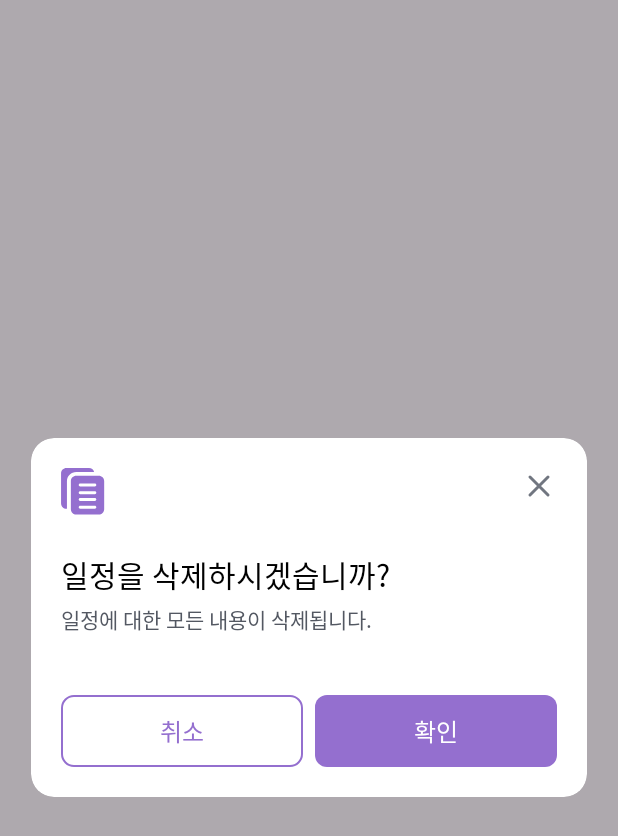
After one commit to nuyhus-m/yobi, an Android app: the ScheduleDeleteDialog screen opened through its navigation route, on a phone screen of 412 x 824 dp. The commit adds this screen. Shown: the top 836 px of the screen. Run offline under Robolectric (Android 15) with nearby library versions, the phone set to English and light mode, and no system bars; our stand-ins replace Dagger/Hilt's generated code, navigation-ui.

Commit message:
design: 일정 삭제 다이얼로그 구현

```diff
--- /dev/null
+++ b/Android/app/src/main/java/com/example/myapplication/ui/schedule/ScheduleDeleteDialog.kt
@@ -0,0 +1,58 @@
+package com.example.myapplication.ui.schedule
+
+import android.os.Bundle
+import android.view.LayoutInflater
+import android.view.View
+import android.view.ViewGroup
+import android.view.WindowManager
+import androidx.fragment.app.DialogFragment
+import com.example.myapplication.R
+import com.example.myapplication.databinding.DialogScheduleDeleteBinding
+
+class ScheduleDeleteDialog : DialogFragment() {
+
+    private var _binding: DialogScheduleDeleteBinding? = null
+    private val binding get() = _binding!!
+
+    override fun onCreateView(
+        inflater: LayoutInflater,
+        container: ViewGroup?,
+        savedInstanceState: Bundle?
+    ): View {
+        _binding = DialogScheduleDeleteBinding.inflate(inflater, container, false)
+        return binding.root
+    }
+
+    override fun onViewCreated(view: View, savedInstanceState: Bundle?) {
+        super.onViewCreated(view, savedInstanceState)
+
+        setDialogSize()
+
+        binding.ivClose.setOnClickListener {
+            dismiss()
+        }
+
+        binding.btnNo.setOnClickListener {
+            dismiss()
+        }
+
+        binding.btnYes.setOnClickListener {
+            // TODO 확인 버튼 기능
+        }
+    }
+
+    private fun setDialogSize() {
+        val displayMetrics = resources.displayMetrics
+        val widthPixels = displayMetrics.widthPixels
+
+        val params = dialog?.window?.attributes
+        params?.width = (widthPixels * 0.9).toInt()
+        dialog?.window?.attributes = params as WindowManager.LayoutParams
+        dialog?.window?.setBackgroundDrawableResource(R.drawable.bg_white_radius_15)
+    }
+
+    override fun onDestroyView() {
+        super.onDestroyView()
+        _binding = null
+    }
+}
--- /dev/null
+++ b/Android/app/src/main/res/layout/dialog_schedule_delete.xml
@@ -0,0 +1,75 @@
+<?xml version="1.0" encoding="utf-8"?>
+<androidx.constraintlayout.widget.ConstraintLayout xmlns:android="http://schemas.android.com/apk/res/android"
+    xmlns:app="http://schemas.android.com/apk/res-auto"
+    android:layout_width="match_parent"
+    android:layout_height="wrap_content"
+    android:padding="@dimen/space_20dp">
+
+    <ImageView
+        android:id="@+id/iv_logo"
+        android:layout_width="wrap_content"
+        android:layout_height="wrap_content"
+        android:contentDescription="@null"
+        android:src="@drawable/ic_document"
+        app:layout_constraintStart_toStartOf="parent"
+        app:layout_constraintTop_toTopOf="parent" />
+
+    <ImageView
+        android:id="@+id/iv_close"
+        android:layout_width="wrap_content"
+        android:layout_height="wrap_content"
+        android:contentDescription="@string/back"
+        android:src="@drawable/ic_close"
+        app:layout_constraintEnd_toEndOf="parent"
+        app:layout_constraintTop_toTopOf="parent" />
+
+    <TextView
+        android:id="@+id/tv_title"
+        style="@style/SubTitleTextStyle"
+        android:layout_width="wrap_content"
+        android:layout_height="wrap_content"
+        android:layout_marginTop="@dimen/space_24dp"
+        android:text="@string/schedule_delete_title"
+        app:layout_constraintStart_toStartOf="parent"
+        app:layout_constraintTop_toBottomOf="@id/iv_logo" />
+
+    <TextView
+        android:id="@+id/tv_subtitle"
+        style="@style/CaptionTextStyle"
+        android:layout_width="wrap_content"
+        android:layout_height="wrap_content"
+        android:layout_marginTop="@dimen/space_4dp"
+        android:text="@string/schedule_delete_subtitle"
+        android:textColor="@color/gray_text_secondary"
+        app:layout_constraintStart_toStartOf="parent"
+        app:layout_constraintTop_toBottomOf="@id/tv_title" />
+
+    <androidx.appcompat.widget.AppCompatButton
+        android:id="@+id/btn_no"
+        style="@style/ButtonTextStyle"
+        android:layout_width="0dp"
+        android:layout_height="wrap_content"
+        android:layout_marginTop="@dimen/space_40dp"
+        android:layout_marginEnd="@dimen/space_4dp"
+        android:background="@drawable/bg_white_stroke_purple_radius_8"
+        android:text="@string/no"
+        android:textColor="@color/purple"
+        app:layout_constraintBottom_toBottomOf="parent"
+        app:layout_constraintEnd_toStartOf="@+id/btn_yes"
+        app:layout_constraintStart_toStartOf="parent"
+        app:layout_constraintTop_toBottomOf="@id/tv_subtitle" />
+
+    <androidx.appcompat.widget.AppCompatButton
+        android:id="@+id/btn_yes"
+        style="@style/ButtonTextStyle"
+        android:layout_width="0dp"
+        android:layout_height="wrap_content"
+        android:layout_marginStart="@dimen/space_4dp"
+        android:background="@drawable/bg_purple_radius_8"
+        android:text="@string/yes"
+        android:textColor="@color/white"
+        app:layout_constraintEnd_toEndOf="parent"
+        app:layout_constraintStart_toEndOf="@id/btn_no"
+        app:layout_constraintTop_toTopOf="@id/btn_no" />
+
+</androidx.constraintlayout.widget.ConstraintLayout>
--- a/Android/app/src/main/res/navigation/nav_graph.xml
+++ b/Android/app/src/main/res/navigation/nav_graph.xml
@@ -42,6 +42,12 @@
         tools:layout="@layout/dialog_schedule_register" />
 
     <dialog
+        android:id="@+id/dest_schedule_delete_dialog"
+        android:name="com.example.myapplication.ui.schedule.ScheduleDeleteDialog"
+        android:label="ScheduleDeleteDialog"
+        tools:layout="@layout/dialog_schedule_delete" />
+
+    <dialog
         android:id="@+id/dest_logout_dialog"
         android:name="com.example.myapplication.ui.mypage.LogoutDialog"
         android:label="LogoutDialog"
```
